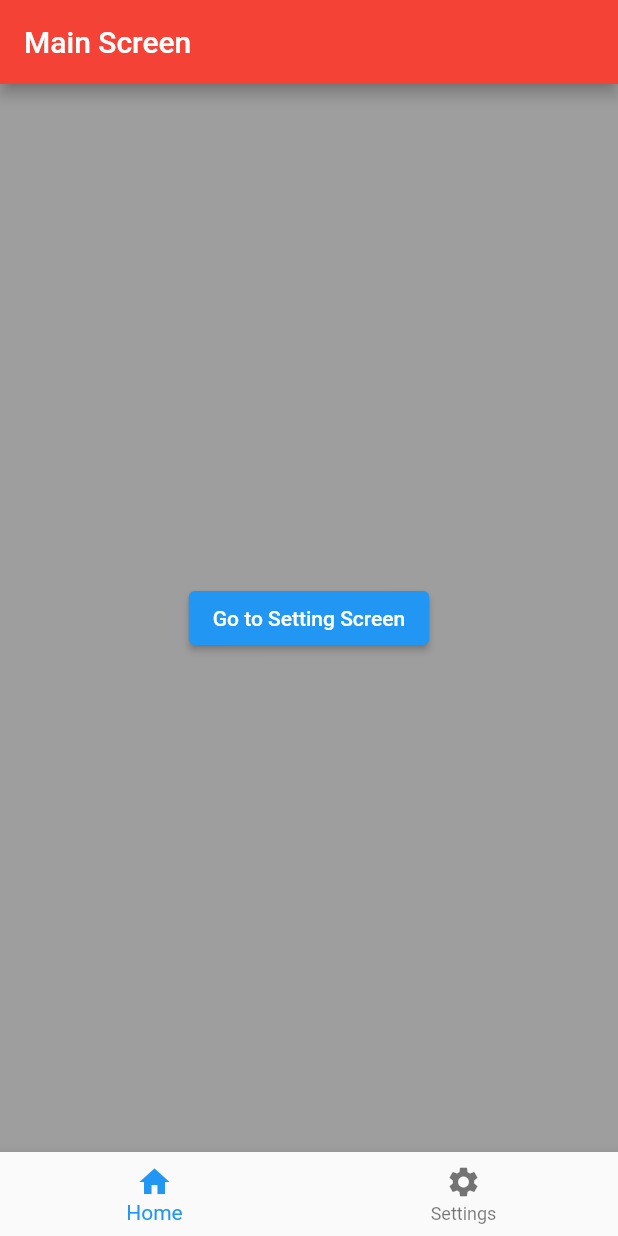
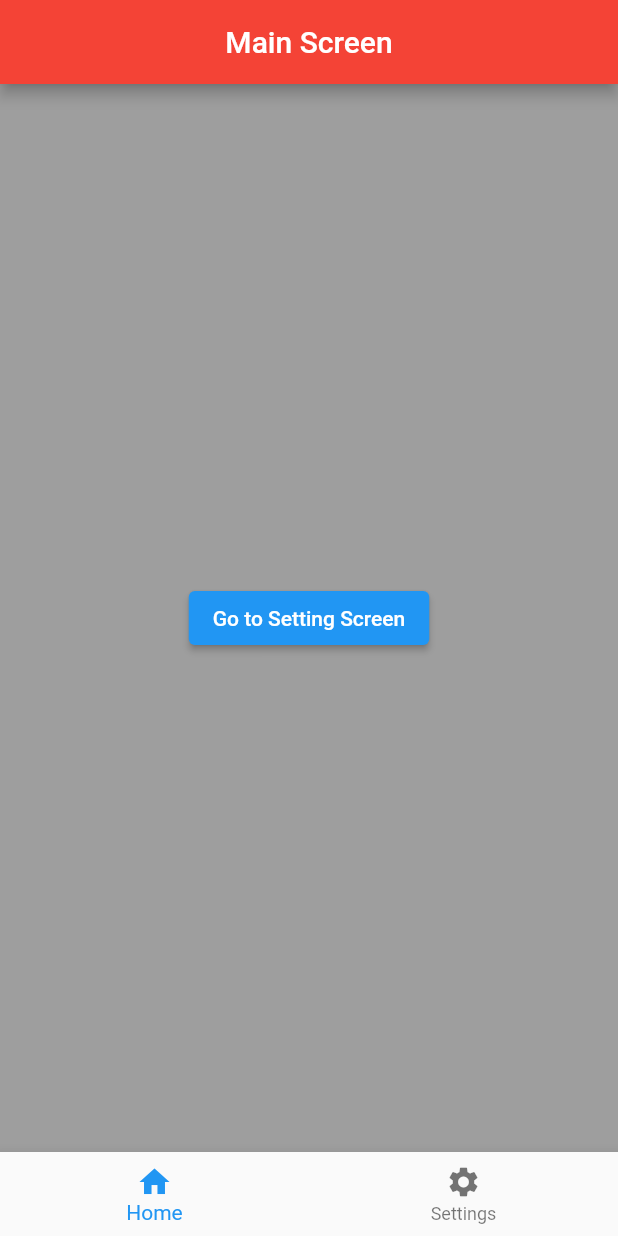
Before and after one commit to Naeel-Sabirov/test_flutter, a Flutter app: the screen it shows after launch, on a phone screen of 412 x 824 dp. Run offline on Flutter 3.47's test engine with Material 2 defaults, Android fonts, the phone set to English and light mode, and no system bars.

Commit message:
added changes to appbar in Main Screen

```diff
--- a/lib/main_screen.dart
+++ b/lib/main_screen.dart
@@ -17,8 +17,10 @@ class _MainScreenState extends State<MainScreen> {
       backgroundColor: Colors.grey,
       appBar: AppBar(
         backgroundColor: Colors.red,
-        title: const Text(
-          'Main Screen',
+        title: const Center(
+          child: Text(
+            'Main Screen',
+          ),
         ),
       ),
       body: Center(
```
